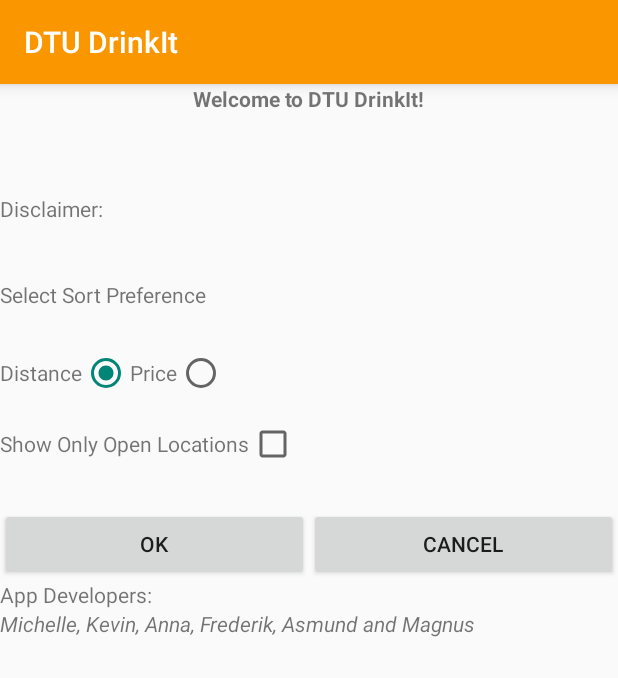
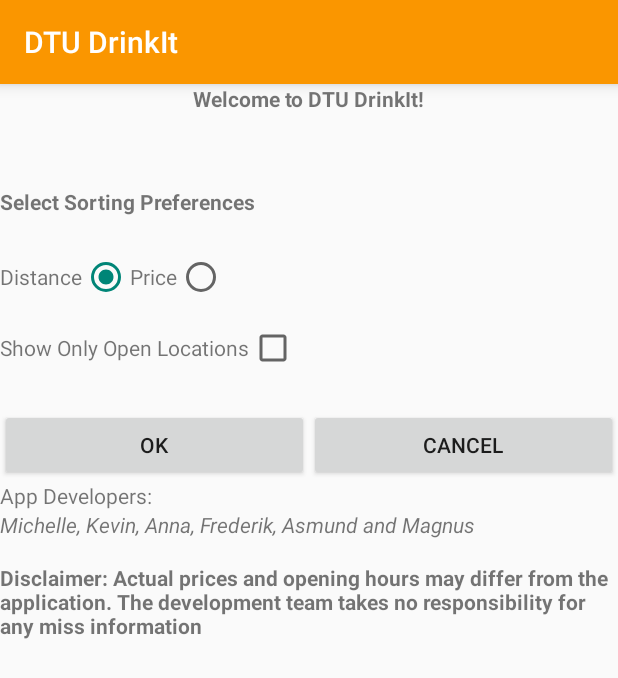
Before and after one commit to magnus0512/DrinkIt, an Android app: the Settings screen opened directly, with no data from a screen before it, on a phone screen of 412 x 824 dp. Shown: the top 678 px of the screen. Run offline under Robolectric (Android 15) with nearby library versions, the phone set to English and light mode, and no system bars.

Commit message:
Disclaim text

```diff
--- a/app/src/main/java/gruppe7/drinkit/MainActivity.java
+++ b/app/src/main/java/gruppe7/drinkit/MainActivity.java
@@ -257,7 +257,8 @@ public class MainActivity extends AppCompatActivity {
             new DownloadFilesTask().execute();
             fragMan = getSupportFragmentManager();
 
-                barFrag = new BeerFragment();
+                 barFrag = new BeerFragment();
+                setSettingsOpenBoolean(barFrag);
 
             if (coffeeActive) {
                 for(int i = 0; i < coffeeBars.size(); i++) {
--- a/app/src/main/res/layout/settings.xml
+++ b/app/src/main/res/layout/settings.xml
@@ -26,14 +26,9 @@
     <TextView
         android:layout_width="wrap_content"
         android:layout_height="wrap_content"
-        android:id="@+id/DisclaimTextView"
-        android:text="Disclaimer: "
-        android:layout_weight="0.07" />
-    <TextView
-        android:layout_width="wrap_content"
-        android:layout_height="wrap_content"
         android:id="@+id/SortTextView"
-        android:text="Select Sort Preference"
+        android:text="Select Sorting Preferences"
+        android:textStyle="bold|normal"
         android:layout_weight="0.05" />
     <RadioGroup
         android:orientation="horizontal"
@@ -115,6 +110,13 @@
         android:layout_width="wrap_content"
         android:layout_height="wrap_content"
         android:id="@+id/creditsTextView"
-        android:text="Michelle, Kevin, Anna, Frederik, Asmund and Magnus"
+        android:text="Michelle, Kevin, Anna, Frederik, Asmund and Magnus \n"
         android:textStyle="italic" />
+    <TextView
+        android:layout_width="wrap_content"
+        android:layout_height="wrap_content"
+        android:id="@+id/DisclaimTextView"
+        android:text="@string/text_disclaim"
+        android:textStyle="bold"
+        android:layout_weight="0.07" />
 </LinearLayout>
--- a/app/src/main/res/values/strings.xml
+++ b/app/src/main/res/values/strings.xml
@@ -3,4 +3,7 @@
     <string name="action_settings">Settings</string>
     <string name="action_refresh">Refresh</string>
     <string name="action_quickfind">Find</string>
+    <string name="text_disclaim">Disclaimer: Actual prices and opening hours may differ from the application.
+        The development team takes no responsibility for any miss information</string>
+
 </resources>
```
